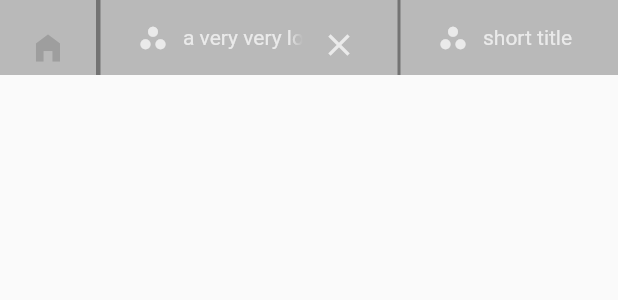
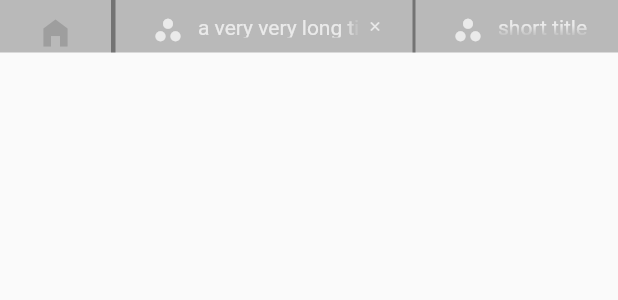
Before and after one commit to 963asn741/git-gui, a Flutter app: the HeaderTabBar widget shown alone on an empty page, opened directly, after a tap on the "close" icon, on a phone screen of 412 x 824 dp. Shown: the top 300 px of the screen. Run offline on Flutter 3.47's test engine with Material 2 defaults, Android fonts, the phone set to English and light mode, and no system bars; our stand-ins replace yaml; missing offline and left inert: bitsdojo_window; statements that could not run were skipped.

Commit message:
Adjusted component dimensions to look smaller

```diff
--- a/lib/presentation/header_components/header_tab_bar.dart
+++ b/lib/presentation/header_components/header_tab_bar.dart
@@ -31,8 +31,8 @@ class HeaderTabBarState extends State<HeaderTabBar> {
         },
         color: tabBackgroundColor,
         elevation: 0,
-        minWidth: 50,
-        padding: EdgeInsets.all(20),
+        minWidth: 35,
+        padding: EdgeInsets.symmetric(vertical: 10, horizontal: 25),
         child: Icon(
           Icons.home_filled,
           color: tabContext.isActive ? Colors.white : Colors.grey,
@@ -84,18 +84,15 @@ class HeaderTabBarState extends State<HeaderTabBar> {
                       softWrap: false,
                       overflow: TextOverflow.fade,
                     )),
-                CloseButton(
-                  style: ButtonStyle(
-                    iconSize: MaterialStateProperty.all(5),
-                  ),
-                  onPressed: () {
-                    TabContextHolder.closeTab(tabContext.contextId);
-                    setState(() {
-                      tabInfos = TabContextHolder.getAllTabInfo();
-                    });
-                  },
-                  color: textColor,
-                ),
+                SizedBox.fromSize(size: const Size.square(20),child: IconButton(onPressed: () {
+                  TabContextHolder.closeTab(tabContext.contextId);
+                  setState(() {
+                    tabInfos = TabContextHolder.getAllTabInfo();
+                  });
+                },
+                icon: Icon(Icons.close, color: textColor, size: 10,),
+                padding: EdgeInsets.symmetric(vertical: 0, horizontal: 5),),)
+                ,
               ],
             )),
       );
@@ -103,7 +100,7 @@ class HeaderTabBarState extends State<HeaderTabBar> {
       tab = MaterialButton(
         onPressed: () {},
         minWidth: 50,
-        padding: EdgeInsets.all(20),
+        padding: EdgeInsets.symmetric(vertical:10, horizontal:25),
         color: tabBackgroundColor,
         elevation: 0,
         child: Icon(
@@ -125,7 +122,7 @@ class HeaderTabBarState extends State<HeaderTabBar> {
   Widget build(BuildContext context) {
     return Container(
         color: Colors.black26,
-        height: 50,
+        height: 35,
         width: double.infinity,
         child: SingleChildScrollView(
           scrollDirection: Axis.horizontal,
```
